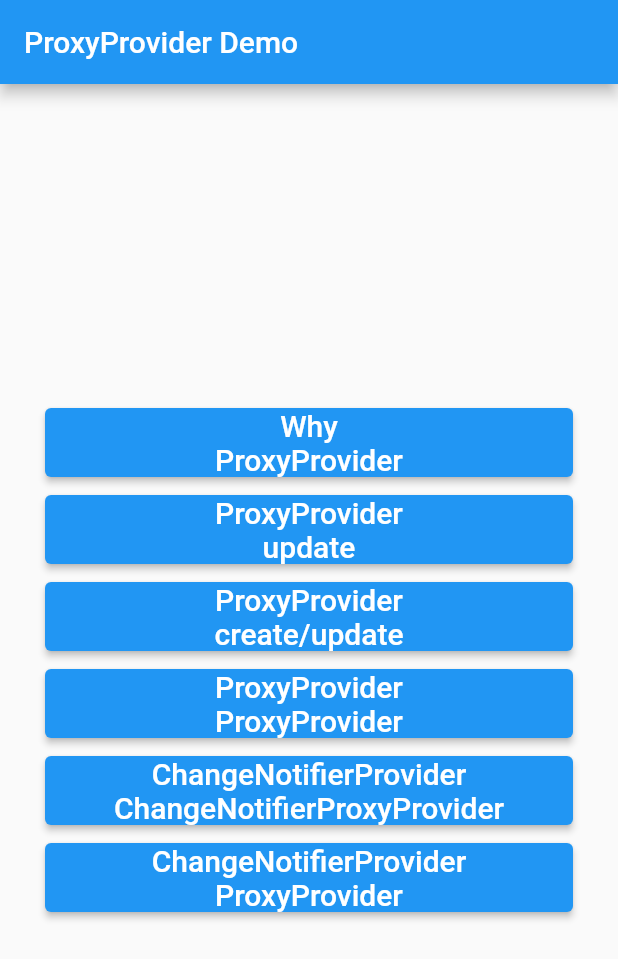
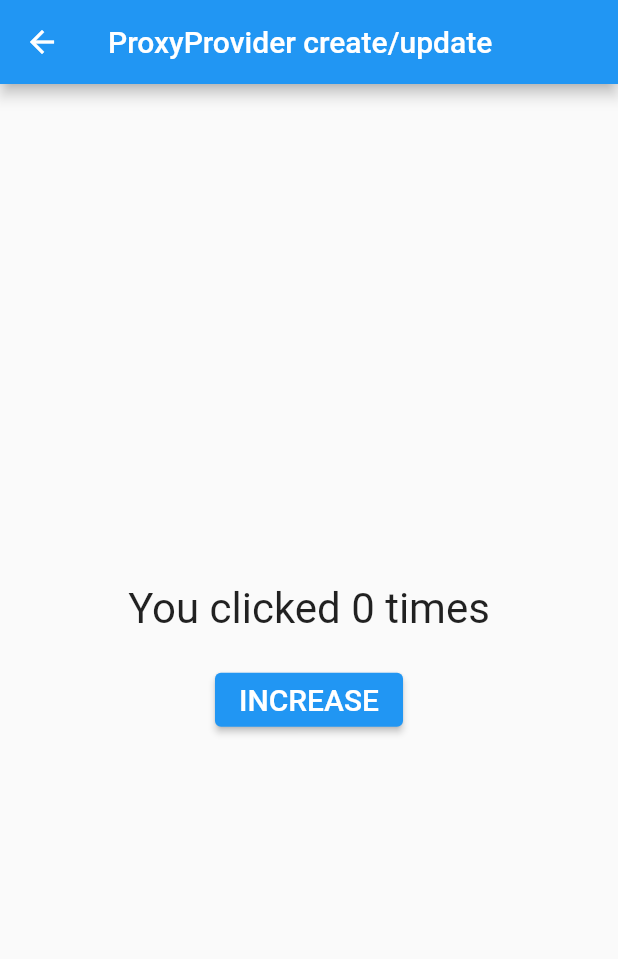
Before and after one commit to sarav-daya/learn-provider, a Flutter app: the screen it shows after launch, after a tap on an icon or button, on a phone screen of 412 x 824 dp. Shown: the top 959 px of the screen. Run offline on Flutter 3.47's test engine with Material 2 defaults, Android fonts, the phone set to English and light mode, and no system bars.

Commit message:
ProxyProvider create\update

```diff
--- a/lib/main.dart
+++ b/lib/main.dart
@@ -1,5 +1,6 @@
 import 'package:flutter/material.dart';
 import 'package:provider_tutorials/pages/Proxyprov_update.dart';
+import 'package:provider_tutorials/pages/proxyprov_create_update.dart';
 import 'package:provider_tutorials/pages/why_proxyprovider.dart';
 
 void main() {
@@ -64,7 +65,12 @@ class HomePage extends StatelessWidget {
               ),
               SizedBox(height: 10.0),
               ElevatedButton(
-                onPressed: () {},
+                onPressed: () {
+                  Navigator.push(
+                      context,
+                      MaterialPageRoute(
+                          builder: (context) => ProxyProvCreateUpdate()));
+                },
                 child: Text(
                   'ProxyProvider\ncreate/update',
                   style: TextStyle(fontSize: 20.0),
--- a/lib/pages/proxyprov_create_update.dart
+++ b/lib/pages/proxyprov_create_update.dart
@@ -0,0 +1,89 @@
+import 'package:flutter/material.dart';
+import 'package:provider/provider.dart';
+
+class Translations {
+  late int _value;
+
+  void update(int newValue) {
+    _value = newValue;
+  }
+
+  String get title => 'You clicked $_value times';
+}
+
+class ProxyProvCreateUpdate extends StatefulWidget {
+  const ProxyProvCreateUpdate({Key? key}) : super(key: key);
+
+  @override
+  State<ProxyProvCreateUpdate> createState() => _ProxyProvCreateUpdateState();
+}
+
+class _ProxyProvCreateUpdateState extends State<ProxyProvCreateUpdate> {
+  int counter = 0;
+
+  void increment() {
+    setState(() {
+      counter++;
+      print('counter : $counter');
+    });
+  }
+
+  @override
+  Widget build(BuildContext context) {
+    return Scaffold(
+      appBar: AppBar(
+        title: Text('ProxyProvider create/update'),
+      ),
+      body: Center(
+        child: ProxyProvider0<Translations>(
+          create: (_) => Translations(),
+          update: (_, Translations? translations) {
+            translations!.update(counter);
+            return translations;
+          },
+          child: Column(
+            mainAxisAlignment: MainAxisAlignment.center,
+            children: [
+              ShowTranslations(),
+              SizedBox(height: 20.0),
+              IncreaseButton(increment: increment)
+            ],
+          ),
+        ),
+      ),
+    );
+  }
+}
+
+class ShowTranslations extends StatelessWidget {
+  ShowTranslations({Key? key}) : super(key: key);
+
+  @override
+  Widget build(BuildContext context) {
+    //final title = Provider.of<Translations>(context).title;
+    final title = context.watch<Translations>().title;
+    return Text(
+      title,
+      style: TextStyle(fontSize: 28.0),
+    );
+  }
+}
+
+class IncreaseButton extends StatelessWidget {
+  final VoidCallback increment;
+  const IncreaseButton({
+    Key? key,
+    required this.increment,
+  }) : super(key: key);
+
+  @override
+  Widget build(BuildContext context) {
+    return ElevatedButton(
+      onPressed: increment,
+      child: Text(
+        'INCREASE',
+        style: TextStyle(fontSize: 20.0),
+      ),
+    );
+  }
+}
```
